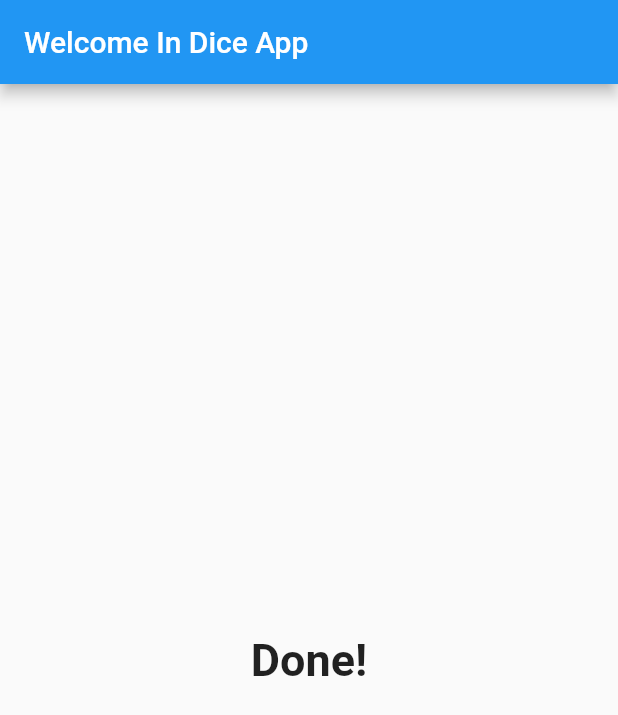
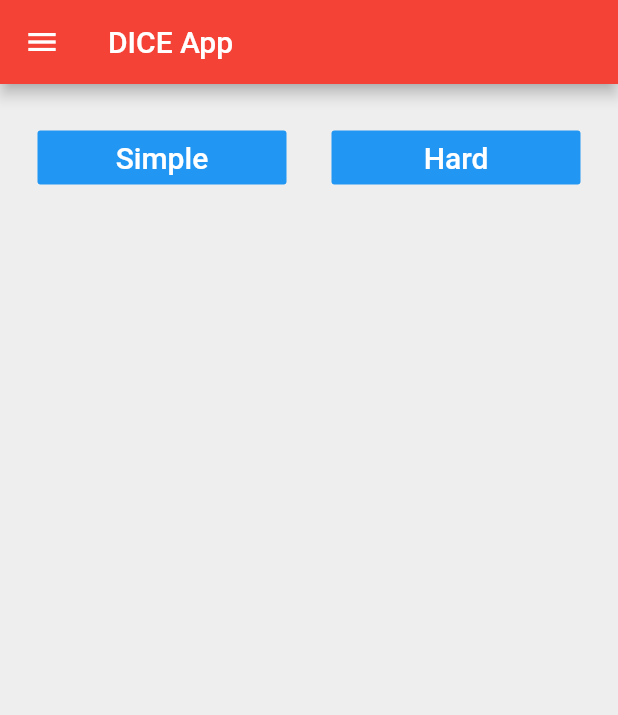
Before and after one commit to Usamaamjad56/fa17_bse_049, a Flutter app: the screen it shows after launch, on a phone screen of 412 x 824 dp. Shown: the top 715 px of the screen. Run offline on Flutter 3.47's test engine with Material 2 defaults, Android fonts, the phone set to English and light mode, and no system bars; our stand-ins replace splashscreen.

Commit message:
navigation draw

```diff
--- a/lib/main.dart
+++ b/lib/main.dart
@@ -30,14 +30,113 @@ class _MyAppState extends State<MyApp> {
 class AfterSplash extends StatelessWidget {
   @override
   Widget build(BuildContext context) {
-    return new Scaffold(
-      appBar: new AppBar(
-          title: new Text("Welcome In Dice App"),
-          automaticallyImplyLeading: false),
-      body: new Center(
-        child: new Text(
-          "Done!",
-          style: new TextStyle(fontWeight: FontWeight.bold, fontSize: 30.0),
+    return MaterialApp(
+      title: 'DICE App',
+      home: HomePage(),
+      theme: ThemeData(primarySwatch: Colors.red),
+    );
+  }
+}
+
+class HomePage extends StatefulWidget {
+  @override
+  _HomePageState createState() => _HomePageState();
+}
+
+class _HomePageState extends State<HomePage> {
+  TextEditingController _nameController = TextEditingController();
+  var myText = 'Write text';
+  @override
+  void initState() {
+    super.initState();
+  }
+
+  @override
+  Widget build(BuildContext context) {
+    return Scaffold(
+      backgroundColor: Colors.grey[200],
+      appBar: AppBar(
+        title: Text('DICE App'),
+      ),
+      body: Padding(
+        padding: const EdgeInsets.all(10.0),
+        child: Column(
+          mainAxisAlignment: MainAxisAlignment.spaceBetween,
+          crossAxisAlignment: CrossAxisAlignment.stretch,
+          children: [
+            Row(
+              children: [
+                Expanded(
+                  child: Padding(
+                    padding: EdgeInsets.all(15.0),
+                    child: FlatButton(
+                      textColor: Colors.white,
+                      color: Colors.blue,
+                      child: Text(
+                        'Simple',
+                        style: TextStyle(
+                          color: Colors.white,
+                          fontSize: 20.0,
+                        ),
+                      ),
+                      onPressed: () {
+                        debugPrint('simple');
+                      },
+                    ),
+                  ),
+                ),
+                Expanded(
+                  child: Padding(
+                    padding: EdgeInsets.all(15.0),
+                    child: FlatButton(
+                      textColor: Colors.white,
+                      color: Colors.blue,
+                      child: Text(
+                        'Hard',
+                        style: TextStyle(
+                          color: Colors.white,
+                          fontSize: 20.0,
+                        ),
+                      ),
+                      onPressed: () {
+                        debugPrint('hard');
+                      },
+                    ),
+                  ),
+                ),
+              ],
+            ),
+          ],
+        ),
+      ),
+      drawer: Drawer(
+        child: ListView(
+          padding: EdgeInsets.zero,
+          children: [
+            UserAccountsDrawerHeader(
+                accountName: Text('Usama Amjad'),
+                accountEmail: Text('Usamaamjad56@gmail.com'),
+                currentAccountPicture:
+                    CircleAvatar(backgroundImage: AssetImage('image.jpeg'))),
+            ListTile(
+              leading: Icon(Icons.person),
+              title: Text('Account'),
+              subtitle: Text('Personal'),
+              trailing: Icon(Icons.edit),
+            ),
+            ListTile(
+              leading: Icon(Icons.phone_android),
+              title: Text('Phone'),
+              subtitle: Text('03015512804'),
+              trailing: Icon(Icons.edit),
+            ),
+            ListTile(
+              leading: Icon(Icons.email),
+              title: Text('Email'),
+              subtitle: Text('Usamaamjad56@gmail.com'),
+              trailing: Icon(Icons.edit),
+            ),
+          ],
         ),
       ),
     );
```
